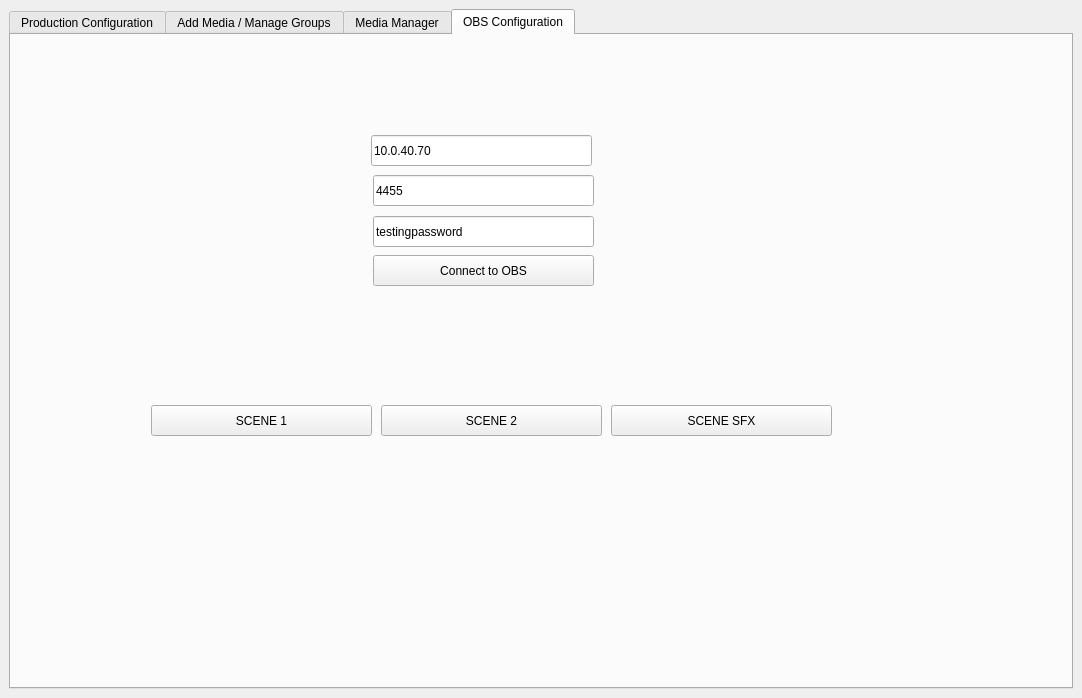
AaronBottegal/VPS, file vps.ui: the form before one commit.
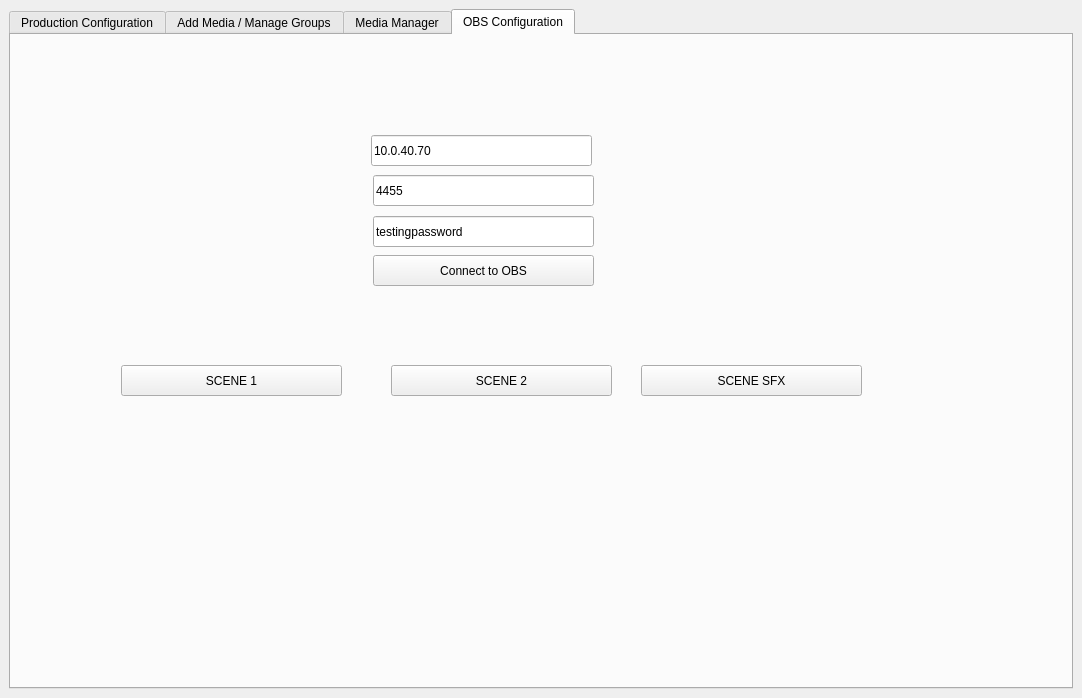
The form after the commit.

```diff
--- a/vps.ui
+++ b/vps.ui
@@ -1033,8 +1033,8 @@
        <widget class="QPushButton" name="BTN_SCENE1">
         <property name="geometry">
          <rect>
-          <x>140</x>
-          <y>370</y>
+          <x>110</x>
+          <y>330</y>
           <width>221</width>
           <height>31</height>
          </rect>
@@ -1046,8 +1046,8 @@
        <widget class="QPushButton" name="BTN_SCENE1_2">
         <property name="geometry">
          <rect>
-          <x>370</x>
-          <y>370</y>
+          <x>380</x>
+          <y>330</y>
           <width>221</width>
           <height>31</height>
          </rect>
@@ -1059,8 +1059,8 @@
        <widget class="QPushButton" name="BTN_SCENE1_3">
         <property name="geometry">
          <rect>
-          <x>600</x>
-          <y>370</y>
+          <x>630</x>
+          <y>330</y>
           <width>221</width>
           <height>31</height>
          </rect>
```
